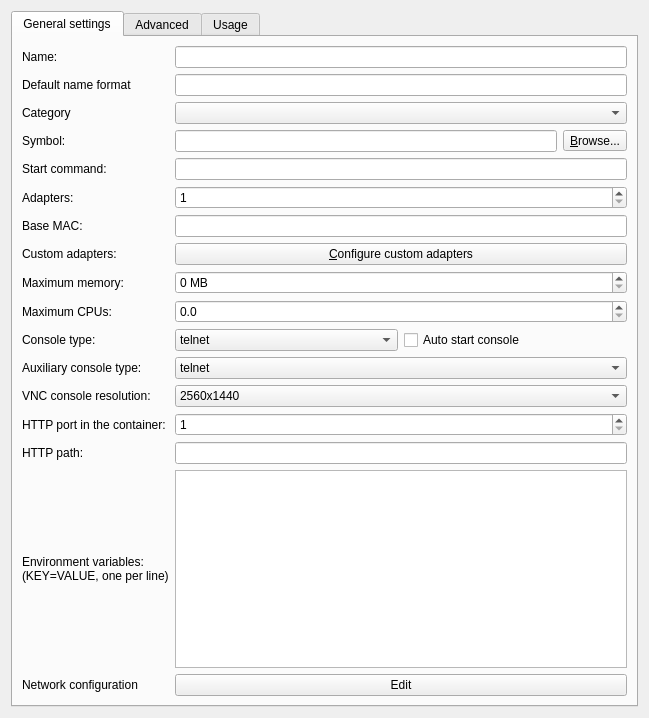
Above: gns3/modules/docker/ui/docker_vm_configuration_page.ui from kaisenlinux/gns3-gui before the change. Below: the same form after it.
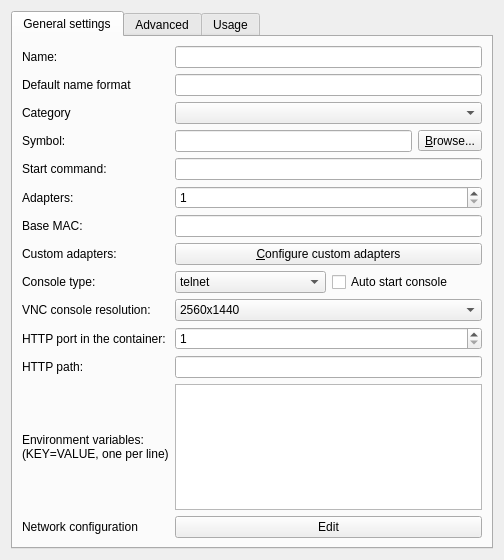
That is the form after the change.

Diff of the .ui file:
```diff
--- a/gns3/modules/docker/ui/docker_vm_configuration_page.ui
+++ b/gns3/modules/docker/ui/docker_vm_configuration_page.ui
@@ -6,8 +6,8 @@
    <rect>
     <x>0</x>
     <y>0</y>
-    <width>649</width>
-    <height>718</height>
+    <width>504</width>
+    <height>560</height>
    </rect>
   </property>
   <property name="windowTitle">
@@ -127,50 +127,13 @@
         </widget>
        </item>
        <item row="8" column="0">
-        <widget class="QLabel" name="uiMaxMemoryLabel">
-         <property name="text">
-          <string>Maximum memory:</string>
-         </property>
-        </widget>
-       </item>
-       <item row="8" column="1">
-        <widget class="QSpinBox" name="uiMaxMemorySpinBox">
-         <property name="suffix">
-          <string> MB</string>
-         </property>
-         <property name="maximum">
-          <number>65535</number>
-         </property>
-         <property name="singleStep">
-          <number>32</number>
-         </property>
-        </widget>
-       </item>
-       <item row="9" column="0">
-        <widget class="QLabel" name="uiMaxCPUsLabel">
-         <property name="text">
-          <string>Maximum CPUs:</string>
-         </property>
-        </widget>
-       </item>
-       <item row="9" column="1">
-        <widget class="QDoubleSpinBox" name="uiMaxCPUsDoubleSpinBox">
-         <property name="decimals">
-          <number>1</number>
-         </property>
-         <property name="singleStep">
-          <double>0.100000000000000</double>
-         </property>
-        </widget>
-       </item>
-       <item row="10" column="0">
         <widget class="QLabel" name="uiConsoleTypeLabel">
          <property name="text">
           <string>Console type:</string>
          </property>
         </widget>
        </item>
-       <item row="10" column="1">
+       <item row="8" column="1">
         <layout class="QHBoxLayout" name="horizontalLayout">
          <property name="sizeConstraint">
           <enum>QLayout::SetNoConstraint</enum>
@@ -213,35 +176,14 @@
          </item>
         </layout>
        </item>
-       <item row="11" column="0">
-        <widget class="QLabel" name="uiAuxTypeLabel">
-         <property name="text">
-          <string>Auxiliary console type:</string>
-         </property>
-        </widget>
-       </item>
-       <item row="11" column="1">
-        <widget class="QComboBox" name="uiAuxTypeComboBox">
-         <item>
-          <property name="text">
-           <string>telnet</string>
-          </property>
-         </item>
-         <item>
-          <property name="text">
-           <string>none</string>
-          </property>
-         </item>
-        </widget>
-       </item>
-       <item row="12" column="0">
+       <item row="9" column="0">
         <widget class="QLabel" name="uiConsoleResolutionLabel">
          <property name="text">
           <string>VNC console resolution:</string>
          </property>
         </widget>
        </item>
-       <item row="12" column="1">
+       <item row="9" column="1">
         <widget class="QComboBox" name="uiConsoleResolutionComboBox">
          <item>
           <property name="text">
@@ -295,14 +237,14 @@
          </item>
         </widget>
        </item>
-       <item row="13" column="0">
+       <item row="10" column="0">
         <widget class="QLabel" name="label">
          <property name="text">
           <string>HTTP port in the container:</string>
          </property>
         </widget>
        </item>
-       <item row="13" column="1">
+       <item row="10" column="1">
         <widget class="QSpinBox" name="uiConsoleHttpPortSpinBox">
          <property name="minimum">
           <number>1</number>
@@ -312,17 +254,17 @@
          </property>
         </widget>
        </item>
-       <item row="14" column="0">
+       <item row="11" column="0">
         <widget class="QLabel" name="label_2">
          <property name="text">
           <string>HTTP path:</string>
          </property>
         </widget>
        </item>
-       <item row="14" column="1">
+       <item row="11" column="1">
         <widget class="QLineEdit" name="uiHttpConsolePathLineEdit"/>
        </item>
-       <item row="15" column="0">
+       <item row="12" column="0">
         <widget class="QLabel" name="uiEnvironmentLabel">
          <property name="text">
           <string>Environment variables:
@@ -336,17 +278,17 @@
          </property>
         </widget>
        </item>
-       <item row="15" column="1">
+       <item row="12" column="1">
         <widget class="QTextEdit" name="uiEnvironmentTextEdit"/>
        </item>
-       <item row="16" column="0">
+       <item row="13" column="0">
         <widget class="QLabel" name="uiNetworkConfigLabel">
          <property name="text">
           <string>Network configuration</string>
          </property>
         </widget>
        </item>
-       <item row="16" column="1">
+       <item row="13" column="1">
         <widget class="QPushButton" name="uiNetworkConfigEditButton">
          <property name="text">
           <string>Edit</string>
```
